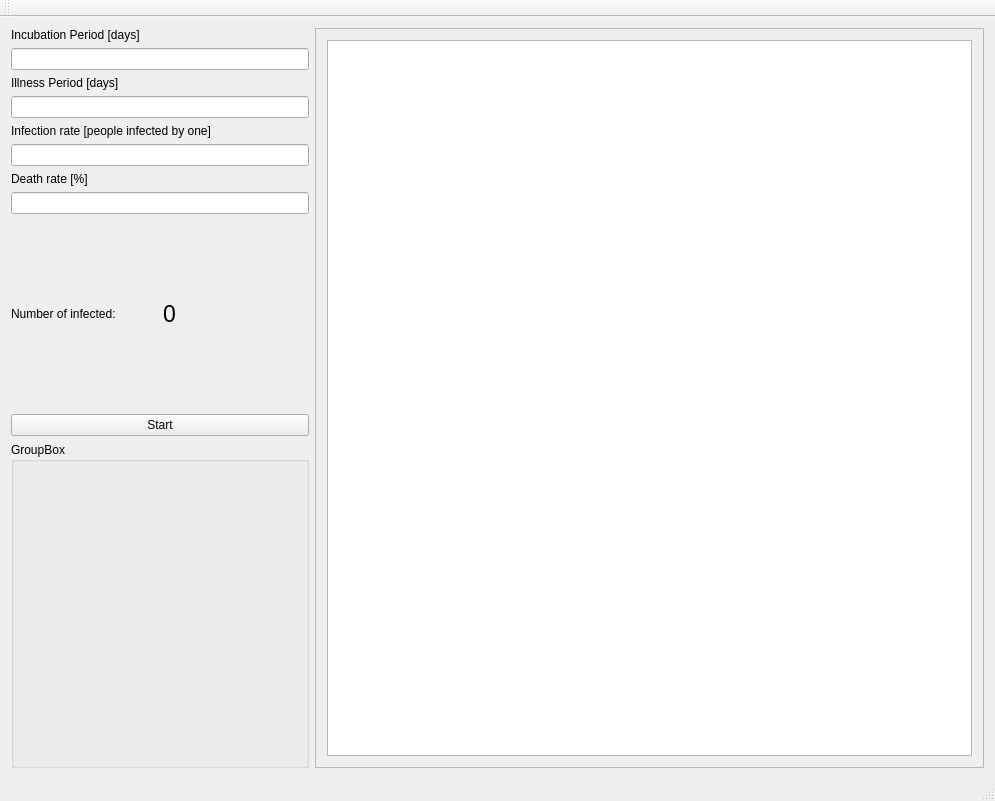
Above: mainwindow.ui from Rufledore/Game_Of_Life before the change. Below: the same form after it.
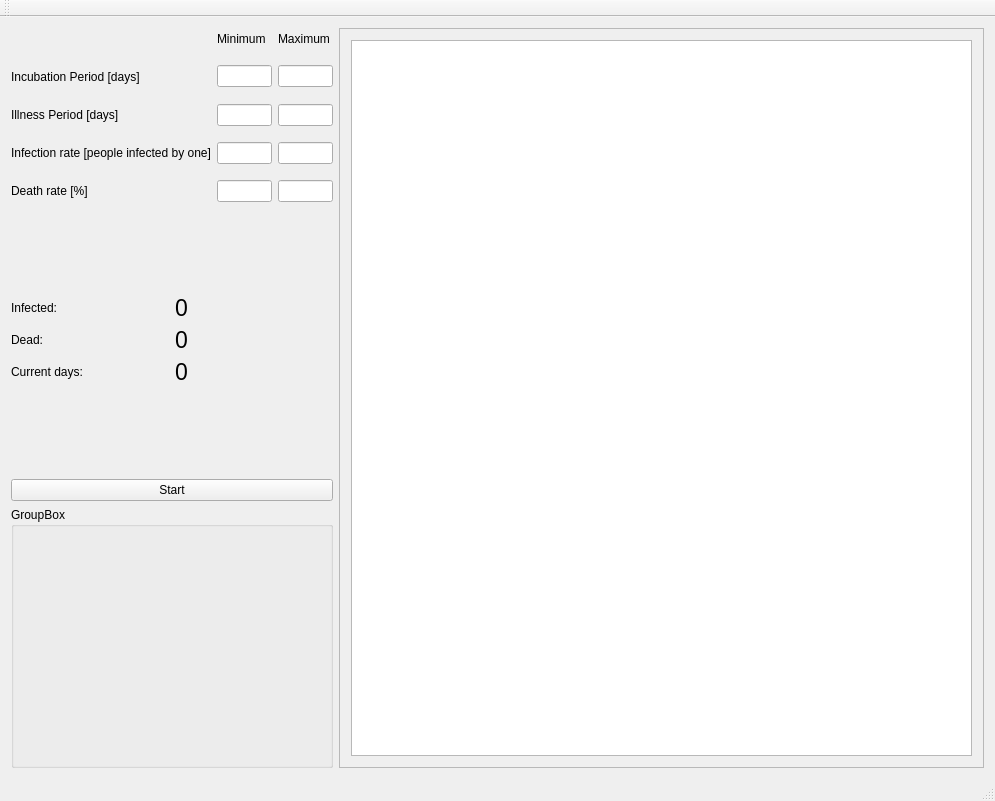
That is the form after the change. Custom widgets are drawn as their Qt base class.

Commit message: SimulationRunner and PopulationMap are synchronized (They are updating one another). Code is cleaned. Game and GameRunningThread are removed from the project. Low and High limits are added on the GUI for each parameter. Number of deads and number of days are added. All backgorund work is moved to SimulationRunner.

```diff
--- a/mainwindow.ui
+++ b/mainwindow.ui
@@ -14,50 +14,85 @@
    <string>MainWindow</string>
   </property>
   <widget class="QWidget" name="centralWidget">
-   <layout class="QHBoxLayout" name="horizontalLayout_2" stretch="4,9">
+   <layout class="QGridLayout" name="gridLayout_4" columnstretch="1,2">
+    <item row="0" column="0">
+     <layout class="QVBoxLayout" name="verticalLayout" stretch="2,1,0,0,0,1,1,3">
     <item>
-     <layout class="QVBoxLayout" name="verticalLayout_2" stretch="10,8">
-      <item>
-       <layout class="QVBoxLayout" name="verticalLayout">
-        <item>
-         <widget class="QLabel" name="label_incubationPeriod">
+       <layout class="QGridLayout" name="gridLayout_3" rowstretch="1,1,1,1,1,1,1" columnstretch="0,0,1,1">
+        <item row="0" column="0">
+         <widget class="QLabel" name="label_6">
           <property name="text">
-           <string>Incubation Period [days]</string>
+           <string/>
           </property>
          </widget>
         </item>
-        <item>
-         <widget class="QLineEdit" name="lineEdit_incubationPeriod"/>
-        </item>
-        <item>
-         <widget class="QLabel" name="label_illnessPeriod">
+        <item row="0" column="3">
+         <widget class="QLabel" name="label_5">
           <property name="text">
-           <string>Illness Period [days]</string>
+           <string>Maximum</string>
           </property>
          </widget>
         </item>
-        <item>
-         <widget class="QLineEdit" name="lineEdit_illnessPeriod"/>
+        <item row="1" column="1" rowspan="2" colspan="2">
+         <widget class="QLineEdit" name="lineEdit_incubationPeriodMin"/>
         </item>
-        <item>
-         <widget class="QLabel" name="label_2">
-          <property name="text">
-           <string>Infection rate [people infected by one]</string>
-          </property>
-         </widget>
+        <item row="1" column="3" rowspan="2">
+         <widget class="QLineEdit" name="lineEdit_incubationPeriodMax"/>
         </item>
-        <item>
-         <widget class="QLineEdit" name="lineEdit_infectionRate"/>
+        <item row="3" column="1" colspan="2">
+         <widget class="QLineEdit" name="lineEdit_illnessPeriodMin"/>
         </item>
-        <item>
+        <item row="3" column="3">
+         <widget class="QLineEdit" name="lineEdit_illnessPeriodMax"/>
+        </item>
+        <item row="6" column="0">
          <widget class="QLabel" name="label_3">
           <property name="text">
            <string>Death rate [%]</string>
           </property>
          </widget>
         </item>
-        <item>
-         <widget class="QLineEdit" name="lineEdit_deathRate"/>
+        <item row="6" column="1" colspan="2">
+         <widget class="QLineEdit" name="lineEdit_deathRateMin"/>
+        </item>
+        <item row="6" column="3">
+         <widget class="QLineEdit" name="lineEdit_deathRateMax"/>
+        </item>
+        <item row="4" column="0" rowspan="2">
+         <widget class="QLabel" name="label_2">
+          <property name="text">
+           <string>Infection rate [people infected by one]</string>
+          </property>
+         </widget>
+        </item>
+        <item row="4" column="1" rowspan="2" colspan="2">
+         <widget class="QLineEdit" name="lineEdit_infectionRateMin"/>
+        </item>
+        <item row="4" column="3" rowspan="2">
+         <widget class="QLineEdit" name="lineEdit_infectionRateMax"/>
+        </item>
+        <item row="3" column="0">
+         <widget class="QLabel" name="label_illnessPeriod">
+          <property name="text">
+           <string>Illness Period [days]</string>
+          </property>
+         </widget>
+        </item>
+        <item row="1" column="0" rowspan="2">
+         <widget class="QLabel" name="label_incubationPeriod">
+          <property name="text">
+           <string>Incubation Period [days]</string>
+          </property>
+         </widget>
+        </item>
+        <item row="0" column="1" colspan="2">
+         <widget class="QLabel" name="label_4">
+          <property name="text">
+           <string>Minimum</string>
+          </property>
+         </widget>
+        </item>
+       </layout>
         </item>
         <item>
          <spacer name="verticalSpacer">
@@ -77,7 +112,7 @@
           <item>
            <widget class="QLabel" name="label">
             <property name="text">
-             <string>Number of infected:</string>
+           <string>Infected:</string>
             </property>
            </widget>
           </item>
@@ -95,6 +130,52 @@
           </item>
          </layout>
         </item>
+      <item>
+       <layout class="QHBoxLayout" name="horizontalLayout_3">
+        <item>
+         <widget class="QLabel" name="label_8">
+          <property name="text">
+           <string>Dead:</string>
+          </property>
+         </widget>
+        </item>
+        <item>
+         <widget class="QLabel" name="label_indicator_numberOfDeaths">
+          <property name="font">
+           <font>
+            <pointsize>17</pointsize>
+           </font>
+          </property>
+          <property name="text">
+           <string>0</string>
+          </property>
+         </widget>
+        </item>
+       </layout>
+      </item>
+      <item>
+       <layout class="QHBoxLayout" name="horizontalLayout_4">
+        <item>
+         <widget class="QLabel" name="label_9">
+          <property name="text">
+           <string>Current days:</string>
+          </property>
+         </widget>
+        </item>
+        <item>
+         <widget class="QLabel" name="label_indicator_numberOfDays">
+          <property name="font">
+           <font>
+            <pointsize>17</pointsize>
+           </font>
+          </property>
+          <property name="text">
+           <string>0</string>
+          </property>
+         </widget>
+        </item>
+       </layout>
+      </item>
         <item>
          <spacer name="verticalSpacer_2">
           <property name="orientation">
@@ -115,8 +196,6 @@
           </property>
          </widget>
         </item>
-       </layout>
-      </item>
       <item>
        <widget class="QGroupBox" name="groupBox">
         <property name="title">
@@ -131,7 +210,7 @@
       </item>
      </layout>
     </item>
-    <item>
+    <item row="0" column="1">
      <widget class="QFrame" name="field">
       <property name="frameShape">
        <enum>QFrame::StyledPanel</enum>
```
Lines whose indentation alone changed are shown as unchanged. The commit also changes 10 other files.
